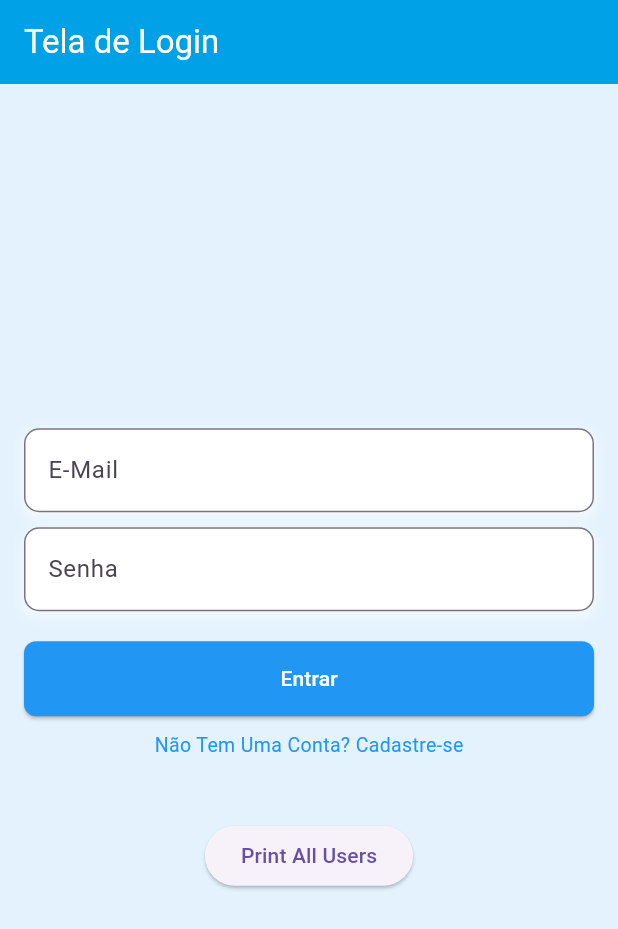
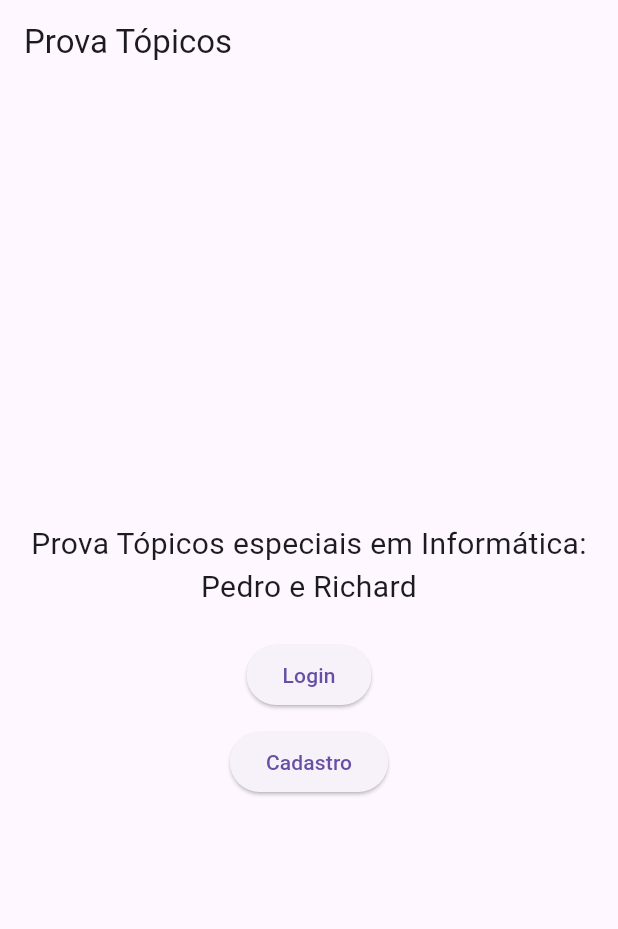
Before and after one commit to pedroteochi/prova_topicos, a Flutter app: the screen it shows after launch, on a phone screen of 412 x 824 dp. Shown: the top 929 px of the screen. Run offline on Flutter 3.47's test engine with Material 3 defaults, Android fonts, the light colour scheme and no system bars; our stand-ins replace sqflite; accounts and stored records are empty.

Commit message:
tela inicial

```diff
--- a/lib/main.dart
+++ b/lib/main.dart
@@ -1,7 +1,10 @@
 import 'package:flutter/material.dart';
+import 'package:prova_topicos/screens/tela_cadastro.dart';
+import 'package:prova_topicos/screens/tela_home.dart';
 import 'screens/tela_login.dart';
 import 'screens/tela_home.dart';
 import 'screens/tela_calculadora.dart';
+import 'screens/tela_inicial.dart';
 
 void main() => runApp(const MyApp());
 
@@ -11,10 +14,12 @@ class MyApp extends StatelessWidget {
   @override
   Widget build(BuildContext context) {
     return MaterialApp(
-      home: const TelaLogin(),
+      home: TelaInicial(),
       routes: {
-        '/home': (context) => TelaLogin(),
+        '/home': (context) => TelaHome(nome: '', idade: 0,),
         '/calculadora': (context) => CalculatorScreen(),
+        '/login': (context) => TelaLogin(),
+        '/cadastro': (context) => TelaCadastro(),
       },
     );
   }
--- /dev/null
+++ b/lib/screens/tela_inicial.dart
@@ -0,0 +1,43 @@
+import 'package:flutter/material.dart';
+
+class TelaInicial extends StatefulWidget {
+  @override
+  TelaInicialState createState() => TelaInicialState();
+}
+
+
+class TelaInicialState extends State<TelaInicial> {
+  @override
+  Widget build(BuildContext context) {
+    return Scaffold(
+      appBar: AppBar(
+        title: const Text('Prova Tópicos'),
+      ),
+      body: Center(
+        child: Padding(
+          padding: const EdgeInsets.all(16.0),
+          child: Column(
+            mainAxisAlignment: MainAxisAlignment.center,
+            children: [
+              const Text(
+                'Prova Tópicos especiais em Informática: Pedro e Richard',
+                textAlign: TextAlign.center,
+                style: TextStyle(fontSize: 20),
+              ),
+              const SizedBox(height: 20),
+              ElevatedButton(
+                onPressed: () => Navigator.pushNamed(context, '/login'),
+                child: const Text('Login'),
+              ),
+              const SizedBox(height: 10),
+              ElevatedButton(
+                onPressed: () => Navigator.pushNamed(context, '/cadastro'),
+                child: const Text('Cadastro'),
+              ),
+            ],
+          ),
+        ),
+      ),
+    );
+  }
+}
```
